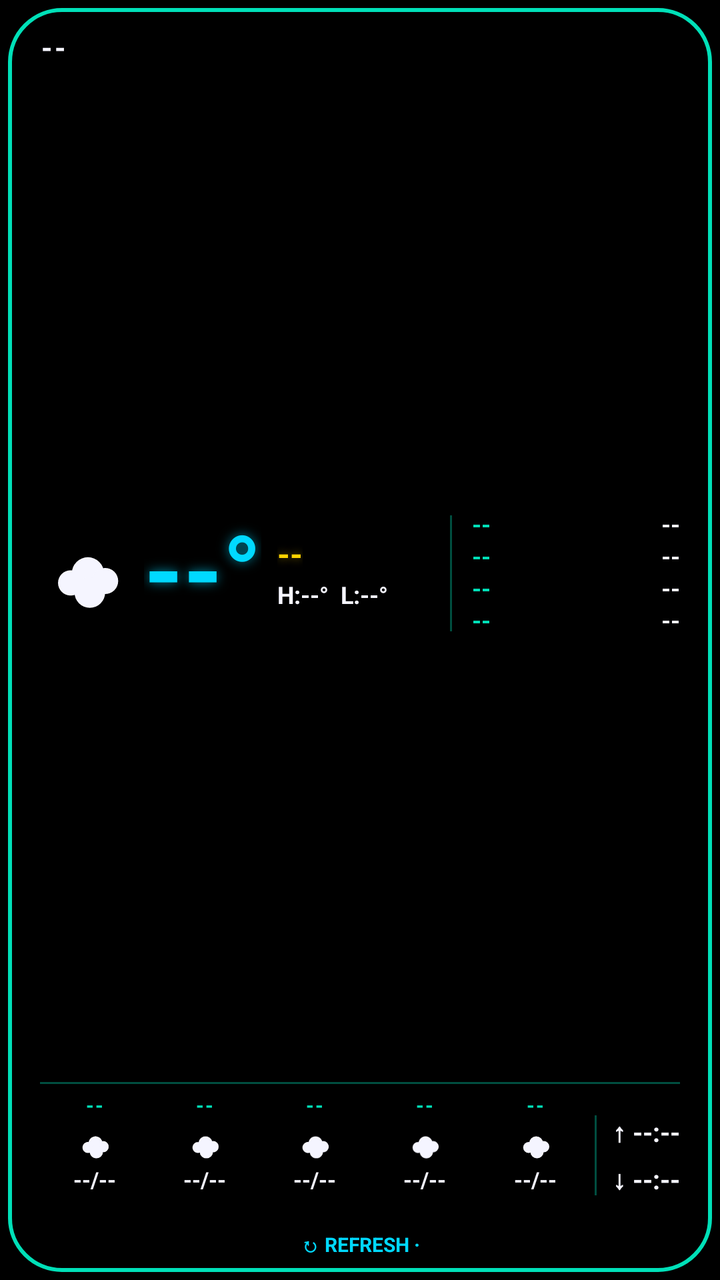
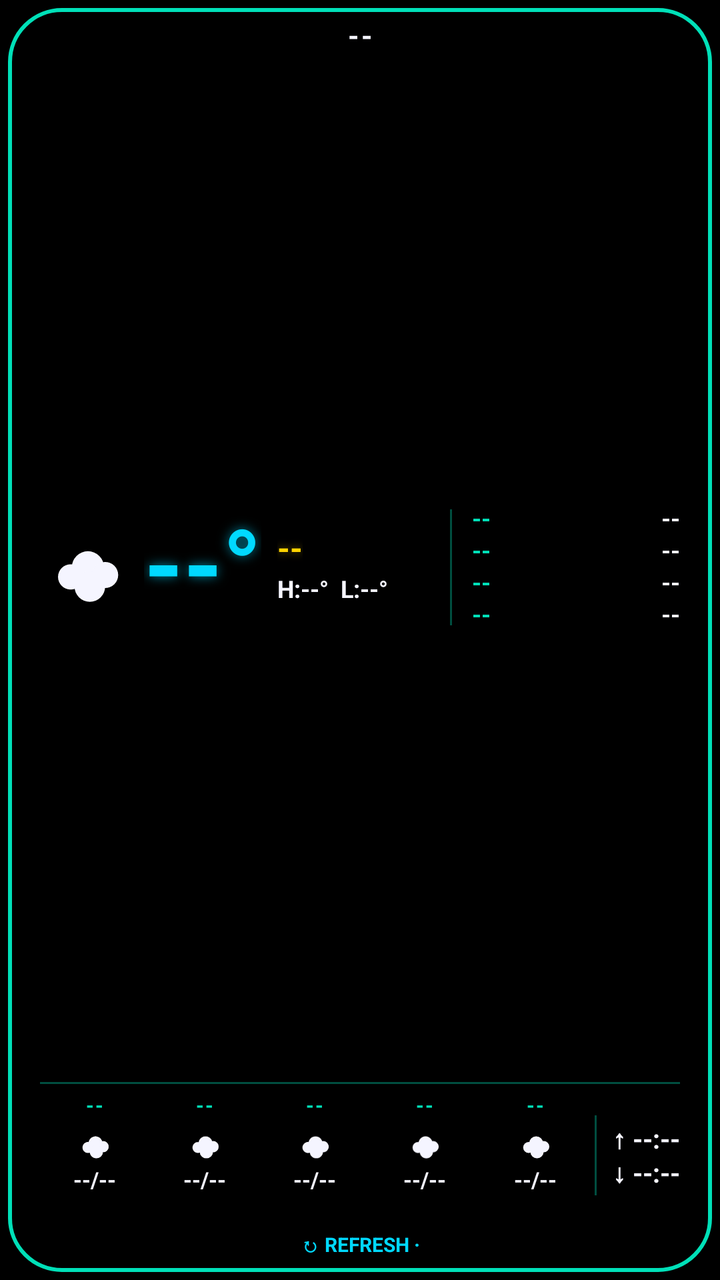

Screens rendered from an Android XML layout before and after an edit, with the pre-edit source and the edit as a unified diff.
<!-- AndroidManifest.xml: application theme Theme.WeatherWidget -->
<!-- res/layout/widget_weather_wide.xml -->
<?xml version="1.0" encoding="utf-8"?>
<LinearLayout xmlns:android="http://schemas.android.com/apk/res/android"
    android:id="@+id/weatherWidgetRoot"
    android:layout_width="match_parent"
    android:layout_height="match_parent"
    android:orientation="vertical"
    android:background="@drawable/widget_background_r26_inset"
    android:paddingTop="16dp"
    android:paddingBottom="10dp"
    android:paddingStart="20dp"
    android:paddingEnd="20dp">

    
    <LinearLayout
        android:layout_width="match_parent"
        android:layout_height="wrap_content"
        android:orientation="horizontal"
        android:gravity="center_vertical">
        <TextView
            android:id="@+id/wideCityText"
            android:layout_width="0dp"
            android:layout_height="wrap_content"
            android:layout_weight="1"
            android:includeFontPadding="false"
            android:textColor="@color/retro_white"
            android:textStyle="bold"
            android:textSize="14sp"
            android:textAllCaps="true"
            android:letterSpacing="0.08"
            android:singleLine="true"
            android:ellipsize="end"
            android:text="--" />
    </LinearLayout>

    
    <LinearLayout
        android:layout_width="match_parent"
        android:layout_height="0dp"
        android:layout_weight="1"
        android:orientation="horizontal"
        android:gravity="center_vertical"
        android:baselineAligned="false">

        <ImageView
            android:id="@+id/wideIcon"
            android:layout_width="46dp"
            android:layout_height="46dp"
            android:contentDescription="@null"
            android:src="@drawable/ic_weather_cloudy" />

        <TextView
            android:id="@+id/wideTempText"
            android:layout_width="wrap_content"
            android:layout_height="wrap_content"
            android:layout_marginStart="6dp"
            android:includeFontPadding="false"
            android:textColor="@color/retro_cyan"
            android:textStyle="bold"
            android:textSize="50sp"
            android:shadowColor="#9900D9FF"
            android:shadowDx="0"
            android:shadowDy="0"
            android:shadowRadius="14"
            android:singleLine="true"
            android:text="--°" />

        <LinearLayout
            android:layout_width="0dp"
            android:layout_height="wrap_content"
            android:layout_weight="1"
            android:layout_marginStart="8dp"
            android:orientation="vertical">
            <TextView
                android:id="@+id/wideConditionText"
                android:layout_width="wrap_content"
                android:layout_height="wrap_content"
                android:includeFontPadding="false"
                android:textColor="@color/retro_yellow"
                android:textStyle="bold"
                android:textSize="16sp"
                android:shadowColor="#80FFD400"
                android:shadowDx="0"
                android:shadowDy="0"
                android:shadowRadius="10"
                android:singleLine="true"
                android:text="--" />
            <TextView
                android:id="@+id/wideHighLowText"
                android:layout_width="wrap_content"
                android:layout_height="wrap_content"
                android:layout_marginTop="4dp"
                android:includeFontPadding="false"
                android:textColor="@color/retro_white"
                android:textStyle="bold"
                android:textSize="12sp"
                android:singleLine="true"
                android:text="H:--°  L:--°" />
        </LinearLayout>

        
        <TextView
            android:layout_width="1dp"
            android:layout_height="58dp"
            android:layout_marginStart="4dp"
            android:layout_marginEnd="10dp"
            android:background="@color/retro_teal_dim" />

        <LinearLayout
            android:layout_width="104dp"
            android:layout_height="64dp"
            android:orientation="vertical">
            <LinearLayout
                android:layout_width="match_parent"
                android:layout_height="0dp"
                android:layout_weight="1"
                android:orientation="horizontal"
                android:gravity="center_vertical">
                <TextView
                    android:id="@+id/wideStat0Label"
                    android:layout_width="wrap_content"
                    android:layout_height="wrap_content"
                    android:includeFontPadding="false"
                    android:textColor="@color/retro_teal"
                    android:textStyle="bold"
                    android:textSize="12sp"
                    android:singleLine="true"
                    android:text="--" />
                <TextView
                    android:id="@+id/wideStat0Value"
                    android:layout_width="0dp"
                    android:layout_height="wrap_content"
                    android:layout_weight="1"
                    android:includeFontPadding="false"
                    android:gravity="end"
                    android:textColor="@color/retro_white"
                    android:textStyle="bold"
                    android:textSize="12sp"
                    android:singleLine="true"
                    android:text="--" />
            </LinearLayout>
            <LinearLayout
                android:layout_width="match_parent"
                android:layout_height="0dp"
                android:layout_weight="1"
                android:orientation="horizontal"
                android:gravity="center_vertical">
                <TextView
                    android:id="@+id/wideStat1Label"
                    android:layout_width="wrap_content"
                    android:layout_height="wrap_content"
                    android:includeFontPadding="false"
                    android:textColor="@color/retro_teal"
                    android:textStyle="bold"
                    android:textSize="12sp"
                    android:singleLine="true"
                    android:text="--" />
                <TextView
                    android:id="@+id/wideStat1Value"
                    android:layout_width="0dp"
                    android:layout_height="wrap_content"
                    android:layout_weight="1"
                    android:includeFontPadding="false"
                    android:gravity="end"
                    android:textColor="@color/retro_white"
                    android:textStyle="bold"
                    android:textSize="12sp"
                    android:singleLine="true"
                    android:text="--" />
            </LinearLayout>
            <LinearLayout
                android:layout_width="match_parent"
                android:layout_height="0dp"
                android:layout_weight="1"
                android:orientation="horizontal"
                android:gravity="center_vertical">
                <TextView
                    android:id="@+id/wideStat2Label"
                    android:layout_width="wrap_content"
                    android:layout_height="wrap_content"
                    android:includeFontPadding="false"
                    android:textColor="@color/retro_teal"
                    android:textStyle="bold"
                    android:textSize="12sp"
                    android:singleLine="true"
                    android:text="--" />
                <TextView
                    android:id="@+id/wideStat2Value"
                    android:layout_width="0dp"
                    android:layout_height="wrap_content"
                    android:layout_weight="1"
                    android:includeFontPadding="false"
                    android:gravity="end"
                    android:textColor="@color/retro_white"
                    android:textStyle="bold"
                    android:textSize="12sp"
                    android:singleLine="true"
                    android:text="--" />
            </LinearLayout>
            <LinearLayout
                android:layout_width="match_parent"
                android:layout_height="0dp"
                android:layout_weight="1"
                android:orientation="horizontal"
                android:gravity="center_vertical">
                <TextView
                    android:id="@+id/wideStat3Label"
                    android:layout_width="wrap_content"
                    android:layout_height="wrap_content"
                    android:includeFontPadding="false"
                    android:textColor="@color/retro_teal"
                    android:textStyle="bold"
                    android:textSize="12sp"
                    android:singleLine="true"
                    android:text="--" />
                <TextView
                    android:id="@+id/wideStat3Value"
                    android:layout_width="0dp"
                    android:layout_height="wrap_content"
                    android:layout_weight="1"
                    android:includeFontPadding="false"
                    android:gravity="end"
                    android:textColor="@color/retro_white"
                    android:textStyle="bold"
                    android:textSize="12sp"
                    android:singleLine="true"
                    android:text="--" />
            </LinearLayout>
        </LinearLayout>
    </LinearLayout>

    
    <TextView
        android:layout_width="match_parent"
        android:layout_height="1dp"
        android:layout_marginBottom="5dp"
        android:background="@color/retro_teal_dim" />

    
    <LinearLayout
        android:layout_width="match_parent"
        android:layout_height="wrap_content"
        android:orientation="horizontal"
        android:gravity="center_vertical"
        android:baselineAligned="false">
        <LinearLayout
            android:layout_width="0dp"
            android:layout_height="wrap_content"
            android:layout_weight="1"
            android:orientation="vertical"
            android:gravity="center_horizontal">
            <TextView
                android:id="@+id/wideDay0Label"
                android:layout_width="wrap_content"
                android:layout_height="wrap_content"
                android:includeFontPadding="false"
                android:textColor="@color/retro_teal"
                android:textStyle="bold"
                android:textSize="10sp"
                android:letterSpacing="0.06"
                android:text="--" />
            <ImageView
                android:id="@+id/wideDay0Icon"
                android:layout_width="20dp"
                android:layout_height="20dp"
                android:layout_marginTop="3dp"
                android:layout_marginBottom="2dp"
                android:contentDescription="@null"
                android:src="@drawable/ic_weather_cloudy" />
            <TextView
                android:id="@+id/wideDay0Temp"
                android:layout_width="wrap_content"
                android:layout_height="wrap_content"
                android:includeFontPadding="false"
                android:textColor="@color/retro_white"
                android:textStyle="bold"
                android:textSize="11sp"
                android:singleLine="true"
                android:text="--/--" />
            <TextView
                android:id="@+id/wideDay0Rain"
                android:layout_width="wrap_content"
                android:layout_height="wrap_content"
                android:layout_marginTop="1dp"
                android:includeFontPadding="false"
                android:textColor="@color/retro_cyan"
                android:textStyle="bold"
                android:textSize="9sp"
                android:text="" />
        </LinearLayout>
        <LinearLayout
            android:layout_width="0dp"
            android:layout_height="wrap_content"
            android:layout_weight="1"
            android:orientation="vertical"
            android:gravity="center_horizontal">
            <TextView
                android:id="@+id/wideDay1Label"
                android:layout_width="wrap_content"
                android:layout_height="wrap_content"
                android:includeFontPadding="false"
                android:textColor="@color/retro_teal"
                android:textStyle="bold"
                android:textSize="10sp"
                android:letterSpacing="0.06"
                android:text="--" />
            <ImageView
                android:id="@+id/wideDay1Icon"
                android:layout_width="20dp"
                android:layout_height="20dp"
                android:layout_marginTop="3dp"
                android:layout_marginBottom="2dp"
                android:contentDescription="@null"
                android:src="@drawable/ic_weather_cloudy" />
            <TextView
                android:id="@+id/wideDay1Temp"
                android:layout_width="wrap_content"
                android:layout_height="wrap_content"
                android:includeFontPadding="false"
                android:textColor="@color/retro_white"
                android:textStyle="bold"
                android:textSize="11sp"
                android:singleLine="true"
                android:text="--/--" />
            <TextView
                android:id="@+id/wideDay1Rain"
                android:layout_width="wrap_content"
                android:layout_height="wrap_content"
                android:layout_marginTop="1dp"
                android:includeFontPadding="false"
                android:textColor="@color/retro_cyan"
                android:textStyle="bold"
                android:textSize="9sp"
                android:text="" />
        </LinearLayout>
        <LinearLayout
            android:layout_width="0dp"
            android:layout_height="wrap_content"
            android:layout_weight="1"
            android:orientation="vertical"
            android:gravity="center_horizontal">
            <TextView
                android:id="@+id/wideDay2Label"
                android:layout_width="wrap_content"
                android:layout_height="wrap_content"
                android:includeFontPadding="false"
                android:textColor="@color/retro_teal"
                android:textStyle="bold"
                android:textSize="10sp"
                android:letterSpacing="0.06"
                android:text="--" />
            <ImageView
                android:id="@+id/wideDay2Icon"
                android:layout_width="20dp"
                android:layout_height="20dp"
                android:layout_marginTop="3dp"
                android:layout_marginBottom="2dp"
                android:contentDescription="@null"
                android:src="@drawable/ic_weather_cloudy" />
            <TextView
                android:id="@+id/wideDay2Temp"
                android:layout_width="wrap_content"
                android:layout_height="wrap_content"
                android:includeFontPadding="false"
                android:textColor="@color/retro_white"
                android:textStyle="bold"
                android:textSize="11sp"
                android:singleLine="true"
                android:text="--/--" />
            <TextView
                android:id="@+id/wideDay2Rain"
                android:layout_width="wrap_content"
                android:layout_height="wrap_content"
                android:layout_marginTop="1dp"
                android:includeFontPadding="false"
                android:textColor="@color/retro_cyan"
                android:textStyle="bold"
                android:textSize="9sp"
                android:text="" />
        </LinearLayout>
        <LinearLayout
            android:layout_width="0dp"
            android:layout_height="wrap_content"
            android:layout_weight="1"
            android:orientation="vertical"
            android:gravity="center_horizontal">
            <TextView
                android:id="@+id/wideDay3Label"
                android:layout_width="wrap_content"
                android:layout_height="wrap_content"
                android:includeFontPadding="false"
                android:textColor="@color/retro_teal"
                android:textStyle="bold"
                android:textSize="10sp"
                android:letterSpacing="0.06"
                android:text="--" />
            <ImageView
                android:id="@+id/wideDay3Icon"
                android:layout_width="20dp"
                android:layout_height="20dp"
                android:layout_marginTop="3dp"
                android:layout_marginBottom="2dp"
                android:contentDescription="@null"
                android:src="@drawable/ic_weather_cloudy" />
            <TextView
                android:id="@+id/wideDay3Temp"
                android:layout_width="wrap_content"
                android:layout_height="wrap_content"
                android:includeFontPadding="false"
                android:textColor="@color/retro_white"
                android:textStyle="bold"
                android:textSize="11sp"
                android:singleLine="true"
                android:text="--/--" />
            <TextView
                android:id="@+id/wideDay3Rain"
                android:layout_width="wrap_content"
                android:layout_height="wrap_content"
                android:layout_marginTop="1dp"
                android:includeFontPadding="false"
                android:textColor="@color/retro_cyan"
                android:textStyle="bold"
                android:textSize="9sp"
                android:text="" />
        </LinearLayout>
        <LinearLayout
            android:layout_width="0dp"
            android:layout_height="wrap_content"
            android:layout_weight="1"
            android:orientation="vertical"
            android:gravity="center_horizontal">
            <TextView
                android:id="@+id/wideDay4Label"
                android:layout_width="wrap_content"
                android:layout_height="wrap_content"
                android:includeFontPadding="false"
                android:textColor="@color/retro_teal"
                android:textStyle="bold"
                android:textSize="10sp"
                android:letterSpacing="0.06"
                android:text="--" />
            <ImageView
                android:id="@+id/wideDay4Icon"
                android:layout_width="20dp"
                android:layout_height="20dp"
                android:layout_marginTop="3dp"
                android:layout_marginBottom="2dp"
                android:contentDescription="@null"
                android:src="@drawable/ic_weather_cloudy" />
            <TextView
                android:id="@+id/wideDay4Temp"
                android:layout_width="wrap_content"
                android:layout_height="wrap_content"
                android:includeFontPadding="false"
                android:textColor="@color/retro_white"
                android:textStyle="bold"
                android:textSize="11sp"
                android:singleLine="true"
                android:text="--/--" />
            <TextView
                android:id="@+id/wideDay4Rain"
                android:layout_width="wrap_content"
                android:layout_height="wrap_content"
                android:layout_marginTop="1dp"
                android:includeFontPadding="false"
                android:textColor="@color/retro_cyan"
                android:textStyle="bold"
                android:textSize="9sp"
                android:text="" />
        </LinearLayout>

        <TextView
            android:layout_width="1dp"
            android:layout_height="40dp"
            android:layout_marginStart="2dp"
            android:layout_marginEnd="8dp"
            android:background="@color/retro_teal_dim" />

        <LinearLayout
            android:layout_width="wrap_content"
            android:layout_height="wrap_content"
            android:orientation="vertical"
            android:gravity="center_vertical">
            <TextView
                android:id="@+id/wideSunriseText"
                android:layout_width="wrap_content"
                android:layout_height="wrap_content"
                android:includeFontPadding="false"
                android:textColor="@color/retro_white"
                android:textStyle="bold"
                android:textSize="13sp"
                android:singleLine="true"
                android:text="↑ --:--" />
            <TextView
                android:id="@+id/wideSunsetText"
                android:layout_width="wrap_content"
                android:layout_height="wrap_content"
                android:layout_marginTop="6dp"
                android:includeFontPadding="false"
                android:textColor="@color/retro_white"
                android:textStyle="bold"
                android:textSize="13sp"
                android:singleLine="true"
                android:text="↓ --:--" />
        </LinearLayout>
    </LinearLayout>

    
    <FrameLayout
        android:id="@+id/refreshArea"
        android:layout_width="match_parent"
        android:layout_height="wrap_content"
        android:layout_marginTop="4dp"
        android:paddingTop="3dp"
        android:paddingBottom="1dp">

        <LinearLayout
            android:id="@+id/refreshLines"
            android:layout_width="match_parent"
            android:layout_height="wrap_content"
            android:orientation="horizontal"
            android:gravity="center">
            <TextView
                android:id="@+id/tapRefreshText"
                android:layout_width="wrap_content"
                android:layout_height="wrap_content"
                android:includeFontPadding="false"
                android:textColor="@color/retro_cyan"
                android:textStyle="bold"
                android:textSize="10sp"
                android:singleLine="true"
                android:text="@string/widget_wide_refresh" />
            <TextView
                android:id="@+id/updatedText"
                android:layout_width="wrap_content"
                android:layout_height="wrap_content"
                android:includeFontPadding="false"
                android:textColor="@color/retro_white_dim"
                android:textSize="10sp"
                android:singleLine="true"
                android:ellipsize="end"
                android:text="" />
        </LinearLayout>

        <TextView
            android:id="@+id/updatingText"
            android:layout_width="match_parent"
            android:layout_height="match_parent"
            android:includeFontPadding="false"
            android:gravity="center"
            android:textColor="@color/retro_cyan"
            android:textStyle="bold"
            android:textSize="11sp"
            android:singleLine="true"
            android:text="@string/widget_loading"
            android:visibility="gone" />
    </FrameLayout>

</LinearLayout>
<!-- resources referenced by this layout -->
<resources>
  <color name="retro_cyan">#00D9FF</color>
  <color name="retro_teal">#00E0B8</color>
  <color name="retro_teal_dim">#5900E0B8</color>
  <color name="retro_white">#F5F5FF</color>
  <color name="retro_white_dim">#8C8C99</color>
  <color name="retro_yellow">#FFD400</color>
  <!-- drawable ic_weather_cloudy (drawable) -->
  <vector xmlns:android="http://schemas.android.com/apk/res/android"
      android:width="24dp"
      android:height="24dp"
      android:viewportWidth="24"
      android:viewportHeight="24">
      
      <path android:fillColor="#F5F5FF" android:pathData="M8,14.5 m-3.3,0 a3.3,3.3 0 1,0 6.6,0 a3.3,3.3 0 1,0 -6.6,0" />
      <path android:fillColor="#F5F5FF" android:pathData="M12.5,12 m-4.2,0 a4.2,4.2 0 1,0 8.4,0 a4.2,4.2 0 1,0 -8.4,0" />
      <path android:fillColor="#F5F5FF" android:pathData="M17,14 m-3.4,0 a3.4,3.4 0 1,0 6.8,0 a3.4,3.4 0 1,0 -6.8,0" />
      <path android:fillColor="#F5F5FF" android:pathData="M13,17 m-4,0 a4,4 0 1,0 8,0 a4,4 0 1,0 -8,0" />
  </vector>
  <!-- drawable widget_background_r26_inset (drawable) -->
  <?xml version="1.0" encoding="utf-8"?>
  <layer-list xmlns:android="http://schemas.android.com/apk/res/android">
      <item
          android:drawable="@drawable/widget_background_r26"
          android:left="4dp"
          android:top="4dp"
          android:right="4dp"
          android:bottom="4dp" />
  </layer-list>
  <string name="widget_loading">Updating…</string>
  <string name="widget_wide_refresh">↻ REFRESH  ·  </string>
  <style name="Theme.WeatherWidget" parent="Theme.MaterialComponents.NoActionBar">
          <item name="colorPrimary">@color/retro_teal</item>
          <item name="colorPrimaryDark">@color/black</item>
          <item name="colorAccent">@color/retro_cyan</item>
          <item name="android:windowBackground">@color/black</item>
          <item name="android:textColorPrimary">@color/retro_white</item>
          <item name="android:textColorSecondary">@color/retro_white</item>
      </style>
  <!-- drawable widget_background_r26 (drawable) -->
  <?xml version="1.0" encoding="utf-8"?>
  <layer-list xmlns:android="http://schemas.android.com/apk/res/android">
      <item>
          <shape android:shape="rectangle">
              <solid android:color="@color/black" />
              <corners android:radius="26dp" />
          </shape>
      </item>
      <item>
          <shape android:shape="rectangle">
              <stroke
                  android:width="2dp"
                  android:color="@color/retro_teal" />
              <corners android:radius="26dp" />
          </shape>
      </item>
  </layer-list>
  <color name="black">#000000</color>
</resources>

<!-- the commit's change to res/layout/widget_weather_wide.xml (unified diff, before → after) -->
@@ -5,7 +5,7 @@
     android:layout_height="match_parent"
     android:orientation="vertical"
     android:background="@drawable/widget_background_r26_inset"
-    android:paddingTop="16dp"
+    android:paddingTop="10dp"
     android:paddingBottom="10dp"
     android:paddingStart="20dp"
     android:paddingEnd="20dp">
@@ -21,6 +21,7 @@
             android:layout_width="0dp"
             android:layout_height="wrap_content"
             android:layout_weight="1"
+            android:gravity="center"
             android:includeFontPadding="false"
             android:textColor="@color/retro_white"
             android:textStyle="bold"
@@ -494,7 +495,7 @@
                 android:id="@+id/wideSunsetText"
                 android:layout_width="wrap_content"
                 android:layout_height="wrap_content"
-                android:layout_marginTop="6dp"
+                android:layout_marginTop="-1dp"
                 android:includeFontPadding="false"
                 android:textColor="@color/retro_white"
                 android:textStyle="bold"
